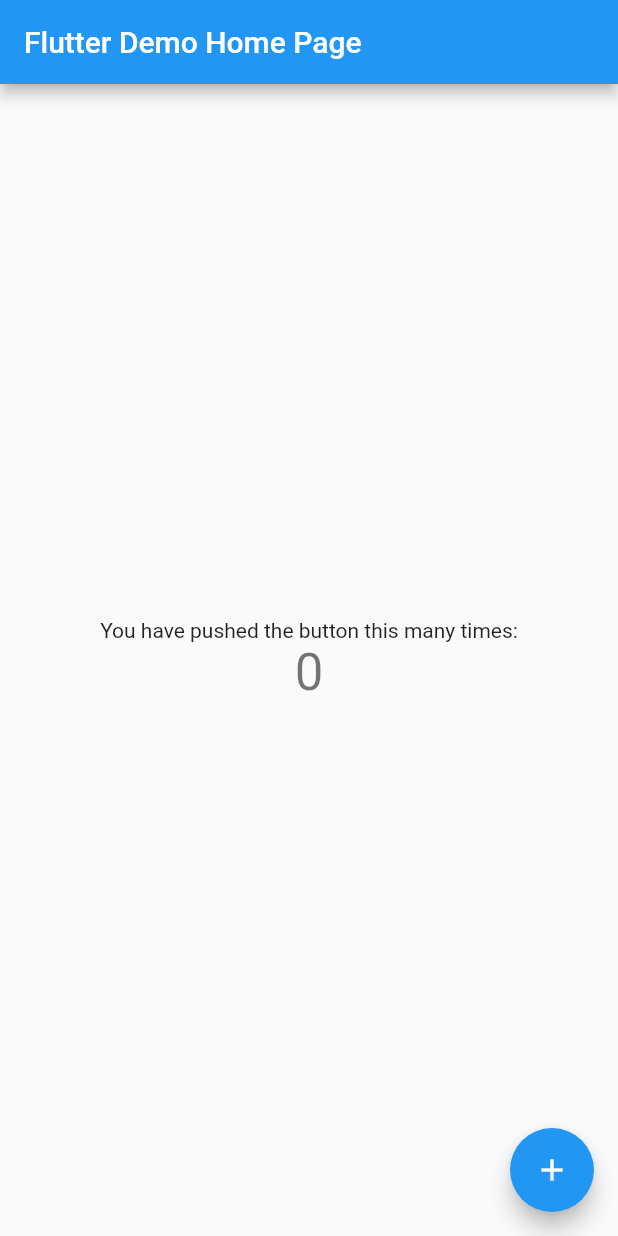
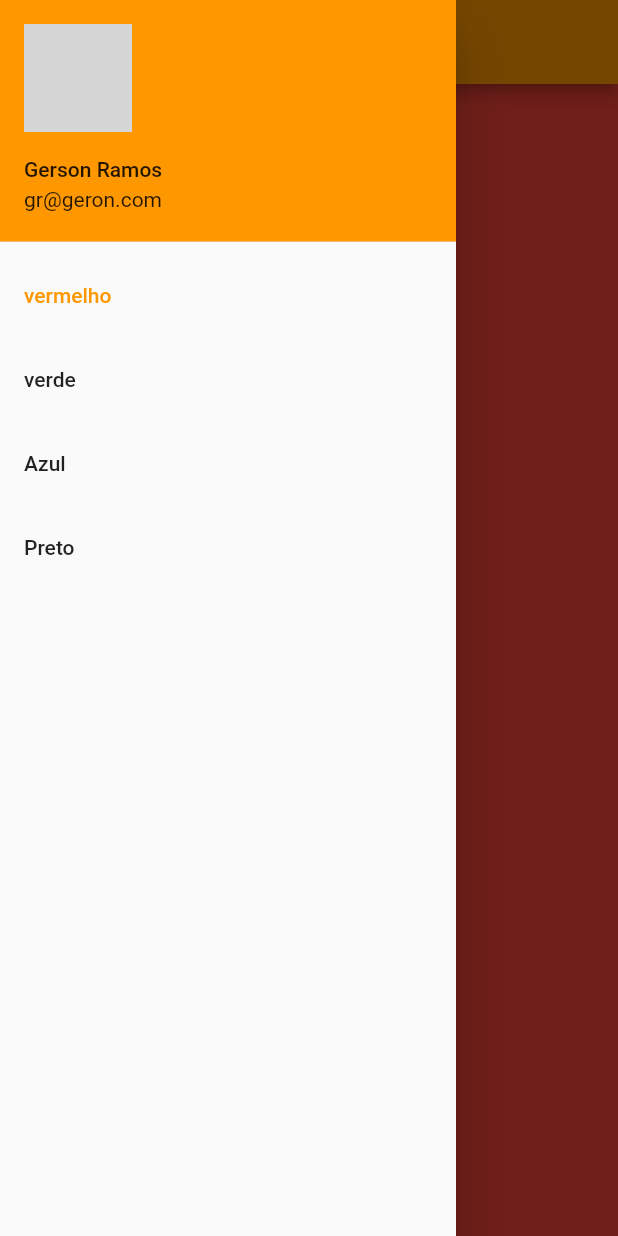
Before and after one commit to gr2com/gr2com, a Flutter app: the screen it shows after launch, with the side drawer open (before the commit the screen has no drawer), on a phone screen of 412 x 824 dp. Run offline on Flutter 3.47's test engine with Material 2 defaults, Android fonts, the phone set to English and light mode, and no system bars; network calls fail; grey boxes are pictures that could not be loaded.

Commit message:
An. StateLess e call back

```diff
--- /dev/null
+++ b/drawer/lib/custom_drawer.dart
@@ -0,0 +1,38 @@
+import 'package:flutter/material.dart';
+class CustomDrawer extends StatefulWidget {
+  @override
+  _CustomDrawerState createState() => _CustomDrawerState();
+}
+
+class _CustomDrawerState extends State<CustomDrawer> {
+  int page = 0;
+
+  @override
+  Widget build(BuildContext context) {
+    return Drawer(
+        child: Column(
+          children: <Widget>[
+            UserAccountsDrawerHeader(
+              accountName: Text('Gerson Ramos'),
+              accountEmail: Text('gr@geron.com'),
+              currentAccountPicture: CircleAvatar(
+                backgroundImage: NetworkImage('https://i.pinimg.com/280x280_RS/a4/9a/bc/a49abcb528569953277813fe19e3dfad.jpg'),
+              ),
+            ),
+
+            ListTile(selected: page == 0, title:Text('vermelho'), onTap:() {setState(() {
+            }); page = 0;},),
+            ListTile(selected: page == 1, title:Text('verde'), onTap:() {setState(() {
+
+            }); page = 1;},),
+            ListTile(selected: page == 2, title:Text('Azul'), onTap:() {setState(() {
+
+            }); page = 2;},),
+            ListTile(selected: page == 3, title:Text('Preto'), onTap:() {setState(() {
+
+            }); page = 3;},),
+          ],
+        )
+      );
+  }
+}
--- /dev/null
+++ b/drawer/lib/home.dart
@@ -0,0 +1,31 @@
+import 'package:flutter/material.dart';
+
+import 'custom_drawer.dart';
+
+class HomePage extends StatefulWidget {
+  @override
+  _HomePageState createState() => _HomePageState();
+}
+
+class _HomePageState extends State<HomePage> {
+  int page = 0;
+
+  @override
+  Widget build(BuildContext context) {
+    return Scaffold(
+      drawer: CustomDrawer(),
+      appBar: AppBar(
+        title: Text('Home pag 1'),
+      ),
+      body: IndexedStack(
+        index: page,
+        children: <Widget>[
+          Container(color: Colors.red),
+          Container(color: Colors.green),
+          Container(color: Colors.blue),
+          Container(color: Colors.black),
+        ],
+      ),
+    );
+  }
+}
--- a/drawer/lib/main.dart
+++ b/drawer/lib/main.dart
@@ -1,9 +1,15 @@
 import 'package:flutter/cupertino.dart';
 import 'package:flutter/material.dart';
+
+import 'home.dart';
 
 void main() {
   runApp(MyApp());
 }
+
+
+
+
 
 class MyApp extends StatelessWidget {
   // This widget is the root of your application.
@@ -12,9 +18,9 @@
     return MaterialApp(
       title: 'Flutter Demo',
       theme: ThemeData(
-        primarySwatch: Colors.blue,
+        primarySwatch: Colors.orange,
       ),
-      home: MyHomePage(title: 'Flutter Demo Home Page'),
+      home: HomePage(),
     );
   }
 }
```
